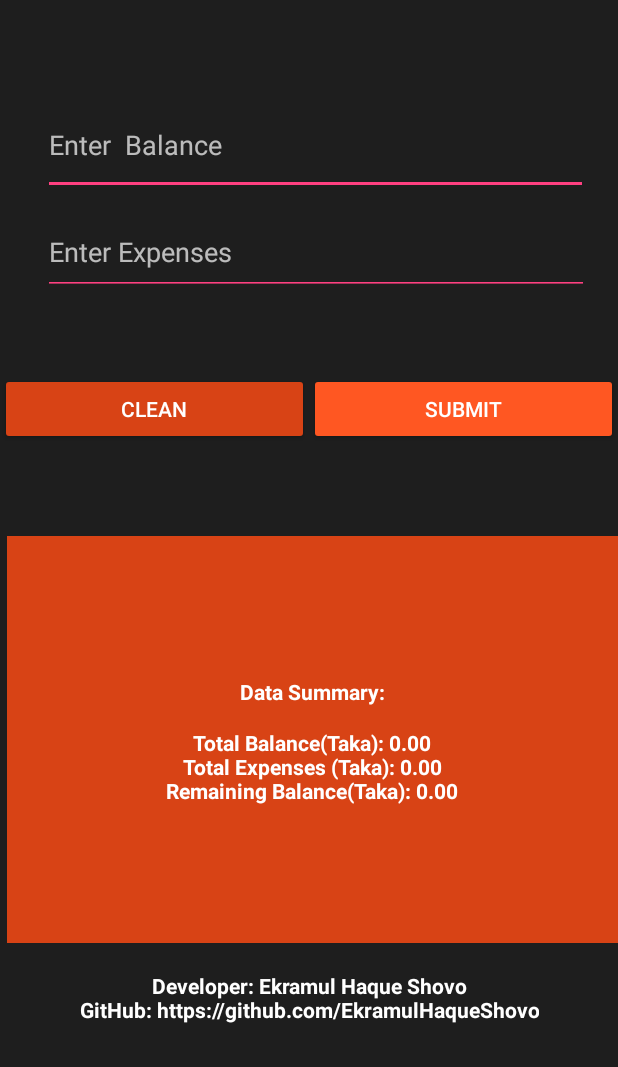
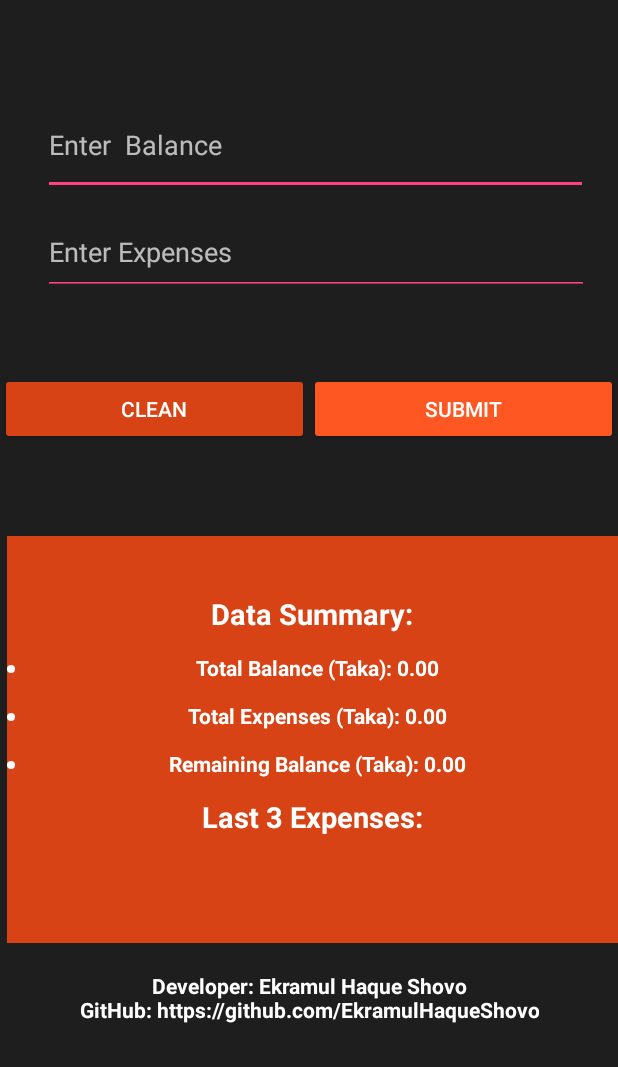
Before and after one commit to EkramulHaqueShovo/ExpenseTracker-Android-Application-, an Android app: the screen it shows after launch (MainActivity), on a phone screen of 412 x 824 dp, the part 169-1236 px from its top. Run offline under Robolectric (Android 15) with nearby library versions, the phone set to English and light mode, and no system bars.

Commit message:
Update MainActivity.java
Now its show last 3 transaction and show data more structured way

```diff
--- a/app/src/main/java/com/example/expensestracker/expensetracker/MainActivity.java
+++ b/app/src/main/java/com/example/expensestracker/expensetracker/MainActivity.java
@@ -123,16 +123,25 @@ public class MainActivity extends AppCompatActivity {
         double remainingBalance = totalBalance - totalExpenses;
 
         StringBuilder resultMessage = new StringBuilder();
-        resultMessage.append("<br/><b>Data Summary:</b><br/><br/>");
-        resultMessage.append("<b>Total Balance(Taka):</b> ").append(String.format("%.2f<br/>", totalBalance));
-        resultMessage.append("<b>Total Expenses (Taka):</b> ").append(String.format("%.2f<br/>", totalExpenses));
-        resultMessage.append("<b>Remaining Balance(Taka):</b> ").append(String.format("%.2f<br/>", remainingBalance));
-
-
-
+        resultMessage.append("<h2>Data Summary:</h2>");
+        resultMessage.append("<ul>");
+        resultMessage.append("<li><b>Total Balance (Taka):</b> ").append(String.format("%.2f</li>", totalBalance));
+        resultMessage.append("<li><b>Total Expenses (Taka):</b> ").append(String.format("%.2f</li>", totalExpenses));
+        resultMessage.append("<li><b>Remaining Balance (Taka):</b> ").append(String.format("%.2f</li>", remainingBalance));
+        resultMessage.append("</ul>");
+        // Show the last 3 expenses
+        resultMessage.append("<h2>Last 3 Expenses:</h2>");
+        Cursor lastExpensesCursor = database.rawQuery("SELECT * FROM expenses ORDER BY _id DESC LIMIT 3", null);
+        while (lastExpensesCursor.moveToNext()) {
+            double expenseAmount = lastExpensesCursor.getDouble(lastExpensesCursor.getColumnIndex("amount"));
+            resultMessage.append(String.format("Expense: %.2f<br/>", expenseAmount));
+        }
+        lastExpensesCursor.close();
 
         resultLabel.setText(Html.fromHtml(resultMessage.toString(), Html.FROM_HTML_MODE_LEGACY), TextView.BufferType.SPANNABLE);
     }
+
+
 
 
 
```
